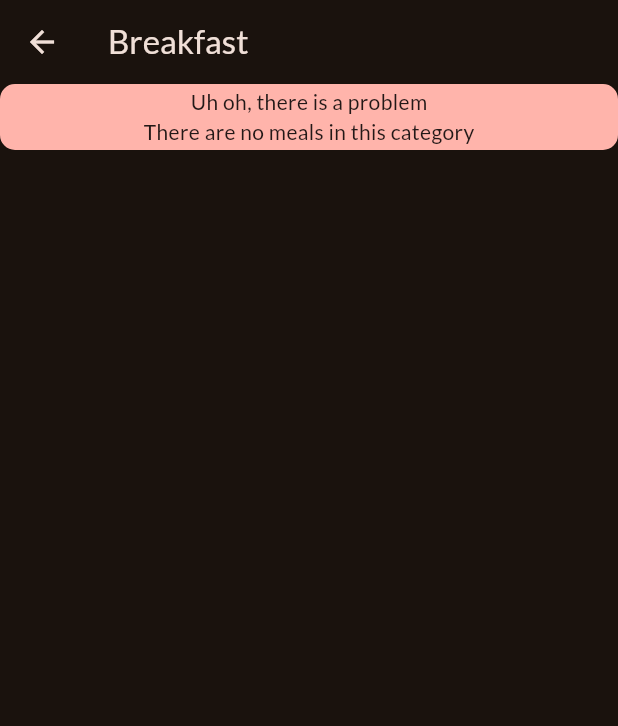
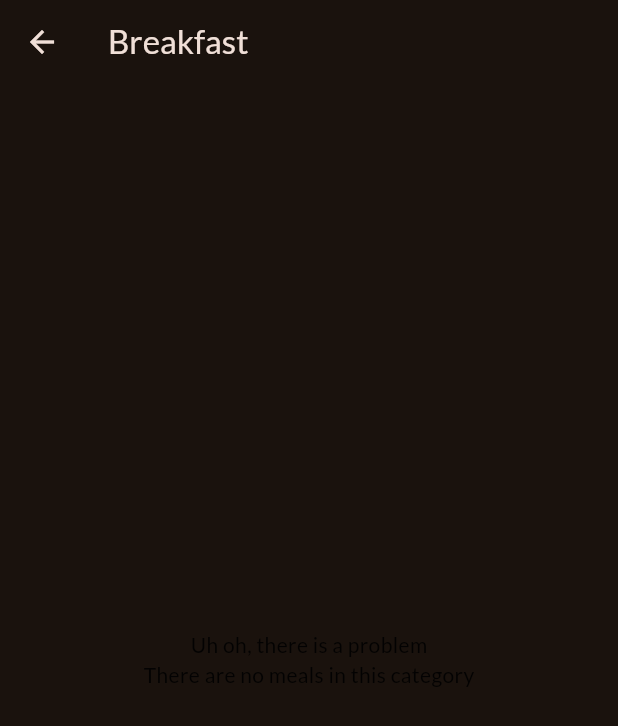
Before and after one commit to jacob-macleod/Recipe-App, a Flutter app: the screen it shows after launch, after a tap on "Breakfast", on a phone screen of 412 x 824 dp. Shown: the top 726 px of the screen. Run offline on Flutter 3.47's test engine with Material 2 defaults, Android fonts, the phone set to English and light mode, and no system bars; our stand-ins replace google_fonts.

Commit message:
Changed UI of error message

```diff
--- a/lib/main.dart
+++ b/lib/main.dart
@@ -1,4 +1,3 @@
-import 'package:flutter/foundation.dart';
 import 'package:flutter/material.dart';
 import 'package:meals_app/screens/categories.dart';
 import 'package:google_fonts/google_fonts.dart';
--- a/lib/screens/meals.dart
+++ b/lib/screens/meals.dart
@@ -30,18 +30,17 @@ class MealsScreen extends StatelessWidget {
       appBar: AppBar(
         title: Text(title.toString()),
       ),
-      body: Column(
-        children: [
-          if (selected_meals.isEmpty)
-            const ErrorMessage(
+      body: (selected_meals.isEmpty)
+          ? const ErrorMessage(
               header: "Uh oh, there is a problem",
               message: "There are no meals in this category",
             )
-          else
-            for (final meal_item in selected_meals)
-              Text(meal_item.title.toString()),
-        ],
-      ),
+          : Column(
+              children: [
+                for (final meal_item in selected_meals)
+                  Text(meal_item.title.toString()),
+              ],
+            ),
     );
   }
 }
--- a/lib/widgets/error_message.dart
+++ b/lib/widgets/error_message.dart
@@ -7,15 +7,8 @@ class ErrorMessage extends StatelessWidget {
 
   @override
   Widget build(BuildContext context) {
-    return Container(
-      decoration: BoxDecoration(
-        color: Theme.of(context).colorScheme.error,
-        borderRadius: BorderRadius.circular(10),
-        border: Border.all(
-          color: Theme.of(context).colorScheme.error,
-          width: 2,
-        ),
-      ),
+    return SizedBox(
+      height: double.infinity,
       child: Center(
         child: Column(
           mainAxisAlignment: MainAxisAlignment.center,
```
